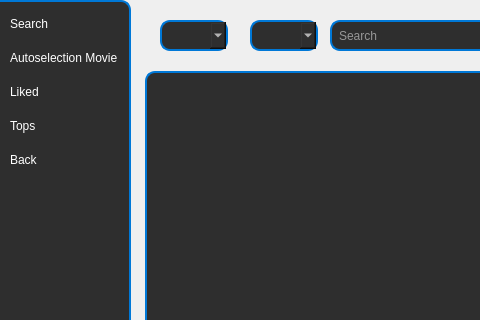
The window that source/interface/MainWindow.ui (ValldemarXorin/Labs-2-cours) describes before a commit, drawn with Qt 5; both pictures show x 0 to 480 and y 0 to 320 of the 615 by 445 pixel window.
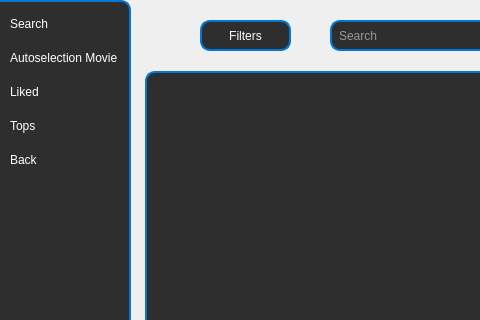
The same window after the commit.

Diff of the .ui file:
```diff
--- a/source/interface/MainWindow.ui
+++ b/source/interface/MainWindow.ui
@@ -308,83 +308,32 @@
 </string>
       </property>
      </widget>
-     <widget class="QComboBox" name="AgeLimitFilter">
+     <widget class="QPushButton" name="FiltersButtonSearchPage">
       <property name="geometry">
        <rect>
-        <x>250</x>
+        <x>200</x>
         <y>20</y>
-        <width>68</width>
+        <width>91</width>
         <height>31</height>
        </rect>
       </property>
       <property name="styleSheet">
-       <string notr="true">QComboBox {
-		background-color: #2E2E2E; /* Темный фон */
+       <string notr="true">QPushButton {
+        background-color: #2E2E2E; /* Темный фон */
         color: #FFFFFF; /* Белый текст */
         border: 2px solid #0078d7; /* Цвет границы */
         border-radius: 10px; /* Закругленные углы */
         padding: 5px; /* Отступы */
-}</string>
+    }
+
+QPushButton:hover {
+		background-color: #1E1E1E
+}
+</string>
       </property>
-      <item>
-       <property name="text">
-        <string/>
-       </property>
-      </item>
-      <item>
-       <property name="text">
-        <string>18+</string>
-       </property>
-      </item>
-      <item>
-       <property name="text">
-        <string>16+</string>
-       </property>
-      </item>
-      <item>
-       <property name="text">
-        <string>12+</string>
-       </property>
-      </item>
-     </widget>
-     <widget class="QComboBox" name="GenreFilter">
-      <property name="geometry">
-       <rect>
-        <x>160</x>
-        <y>20</y>
-        <width>68</width>
-        <height>31</height>
-       </rect>
+      <property name="text">
+       <string>Filters</string>
       </property>
-      <property name="styleSheet">
-       <string notr="true">QComboBox {
-background-color: #2E2E2E; /* Темный фон */
-        color: #FFFFFF; /* Белый текст */
-        border: 2px solid #0078d7; /* Цвет границы */
-        border-radius: 10px; /* Закругленные углы */
-        padding: 5px; /* Отступы */
-}</string>
-      </property>
-      <item>
-       <property name="text">
-        <string/>
-       </property>
-      </item>
-      <item>
-       <property name="text">
-        <string>horror</string>
-       </property>
-      </item>
-      <item>
-       <property name="text">
-        <string>drama</string>
-       </property>
-      </item>
-      <item>
-       <property name="text">
-        <string>sci-fi</string>
-       </property>
-      </item>
      </widget>
      <zorder>MenuButtonSearchPage</zorder>
      <zorder>SearchFieldSearchPage</zorder>
```
Left out of the diff: 3 changed lines with no effect on the pictures.
